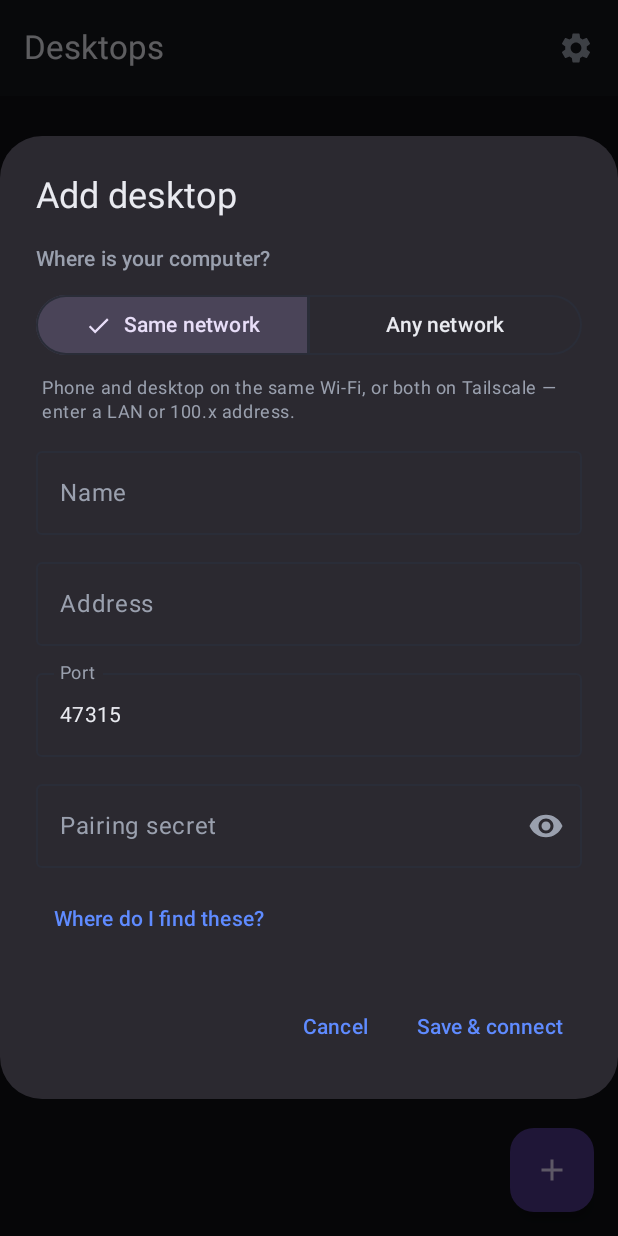
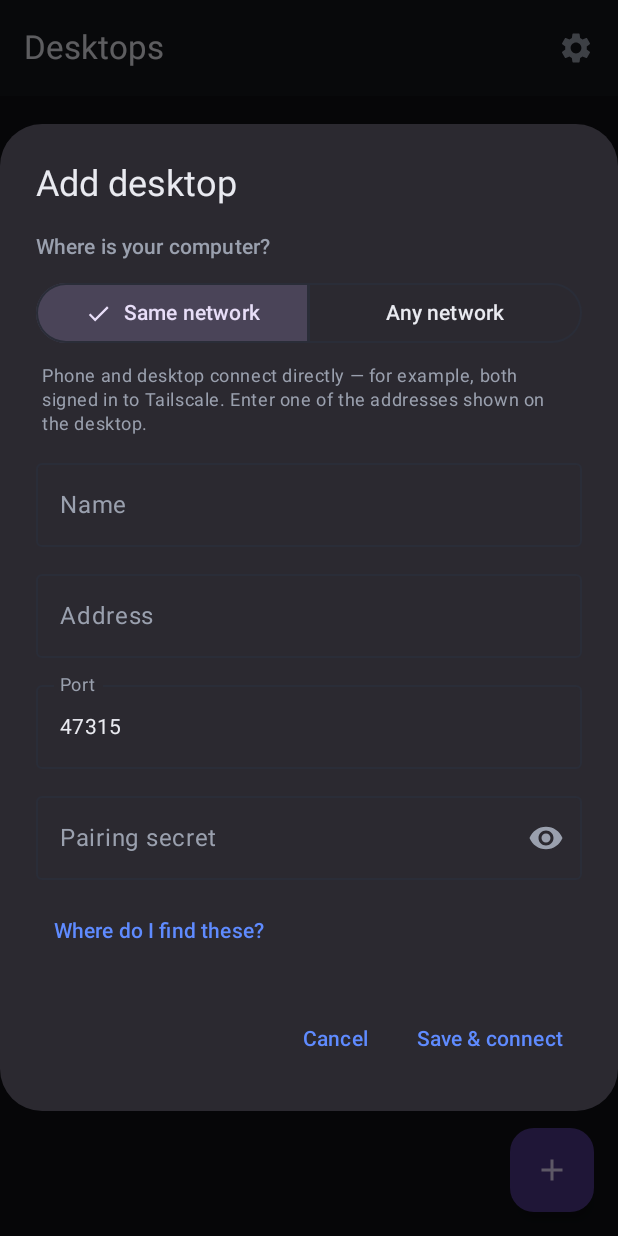
Before and after one commit to itguyvv/codecockpit-remote, an Android app built with Jetpack Compose: the screen it shows after launch (MainActivity), after a tap on "Add desktop", on a phone screen of 412 x 824 dp. Run offline under Robolectric (Android 15) with nearby library versions, the phone set to English and light mode, and no system bars; 3 other taps on this screen came first.

Commit message:
Drop Wi-Fi and LAN wording from the same-network hints
The phone client is used across networks, so the hints now explain
direct reachability with Tailscale as the example instead of implying
a shared Wi-Fi.

```diff
--- a/android/app/src/main/res/values/strings.xml
+++ b/android/app/src/main/res/values/strings.xml
@@ -84,7 +84,7 @@
     <string name="onb2_step3">Windows asks for firewall access the first time — accept it</string>
     <string name="onb3_title">Connect from anywhere</string>
     <string name="onb3_step1">Add the desktop with its address, port, and the secret</string>
-    <string name="onb3_step2">Same Wi-Fi for daily use — Tailscale address when you are out</string>
+    <string name="onb3_step2">Same network: use the Tailscale address. Any network: use the public address.</string>
     <string name="onb3_step3">On first connect, compare the certificate fingerprint with the one shown on the desktop</string>
     <string name="guide_show">Show setup guide</string>
 
@@ -100,7 +100,7 @@
     <string name="pair_where_title">Where is your computer?</string>
     <string name="pair_where_same">Same network</string>
     <string name="pair_where_any">Any network</string>
-    <string name="pair_hint_same">Phone and desktop on the same Wi-Fi, or both on Tailscale — enter a LAN or 100.x address.</string>
+    <string name="pair_hint_same">Phone and desktop connect directly — for example, both signed in to Tailscale. Enter one of the addresses shown on the desktop.</string>
     <string name="pair_hint_any">On the desktop, turn on “Any network” under Settings → Remote access, then enter the public address shown there.</string>
 
     <!-- Settings -->
```
